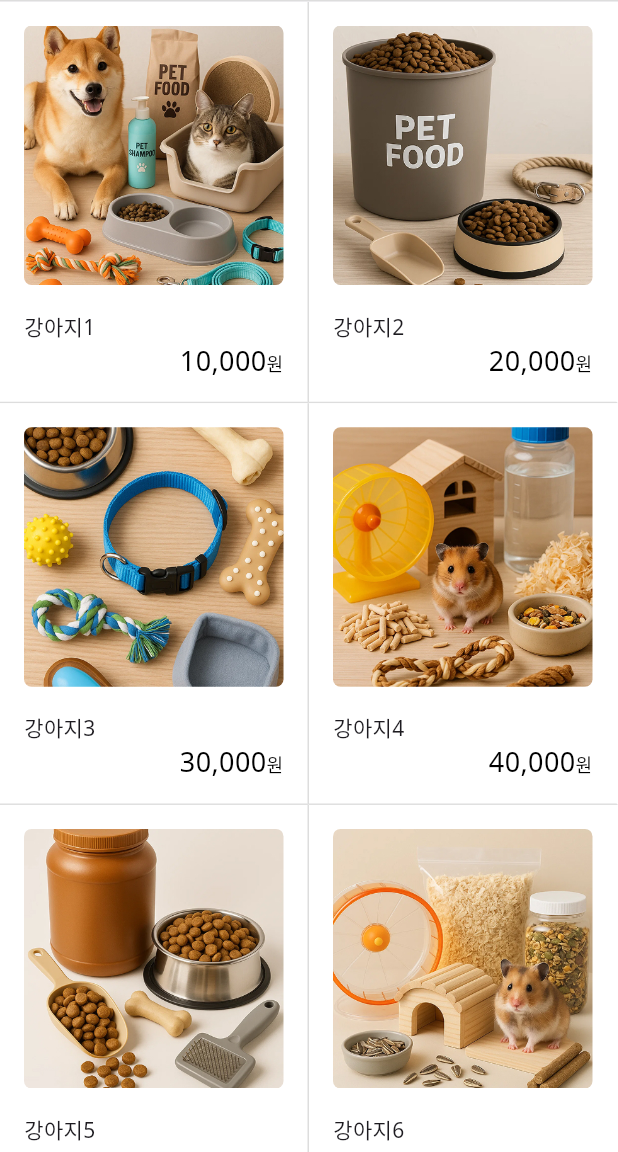
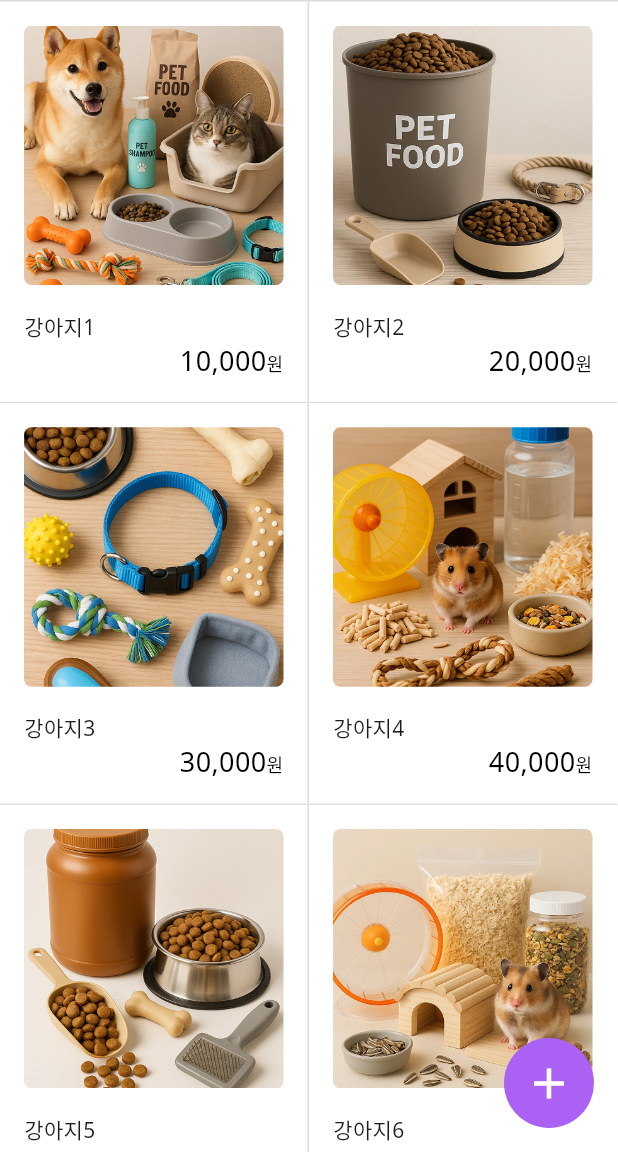
Before and after one commit to 1joGoodNight/flutter_dear_pet, a Flutter app: the screen it shows after launch, on a phone screen of 412 x 824 dp, the part 84-1236 px from its top. Run offline on Flutter 3.47's test engine with Material 3 defaults, Android fonts, the phone set to English and light mode, and no system bars; our stand-ins replace image_picker.

Commit message:
feat: add empty text component and floating action button

```diff
--- /dev/null
+++ b/lib/emptyText.dart
@@ -0,0 +1,8 @@
+import 'package:flutter/material.dart';
+
+Center emptyText() {
+  return Center(
+    //crossAxisAlignment: CrossAxisAlignment.center,
+    child: Text('상품이 없습니다.'),
+  );
+}
--- a/lib/list_page.dart
+++ b/lib/list_page.dart
@@ -2,8 +2,10 @@ import 'dart:convert';
 
 import 'package:flutter/material.dart';
 import 'package:flutter/services.dart';
+import 'package:flutter_dear_pet/addpage/goods_add_page.dart';
 import 'package:flutter_dear_pet/app_bar.dart';
 import 'package:flutter_dear_pet/detailpage/detail_page.dart';
+import 'package:flutter_dear_pet/emptyText.dart';
 import 'package:flutter_dear_pet/models/products.dart';
 import 'package:intl/intl.dart';
 
@@ -52,10 +54,7 @@ class _ListPageState extends State<ListPage> {
     return Scaffold(
       appBar: appBar(),
       body: goodsList.isEmpty
-          ? Center(
-              //crossAxisAlignment: CrossAxisAlignment.center,
-              child: Text('상품이 없습니다.'),
-            )
+          ? emptyText()
           : SafeArea(
               child: GridView.builder(
               gridDelegate: const SliverGridDelegateWithFixedCrossAxisCount(
@@ -85,6 +84,7 @@ class _ListPageState extends State<ListPage> {
                       Navigator.push(
                           context,
                           MaterialPageRoute(
+                              //상세 페이지로 이동
                               builder: (context) =>
                                   DetailPage(product: product)));
                     },
@@ -97,7 +97,7 @@ class _ListPageState extends State<ListPage> {
                               borderRadius:
                                   const BorderRadius.all(Radius.circular(5)),
                               child: Image.asset(
-                                product.imgpath,
+                                product.imgpath, //이미지경로
                                 // width: 174,
                                 // height: 174,
                                 fit: BoxFit.cover,
@@ -161,6 +161,31 @@ class _ListPageState extends State<ListPage> {
                 );
               },
             )),
+      floatingActionButton: addBtn(context),
     );
   }
 }
+
+GestureDetector addBtn(BuildContext context) {
+  return GestureDetector(
+    onTap: () {
+      Navigator.push(
+          context, MaterialPageRoute(builder: (_) => GoodsAddPage()));
+    },
+    child: Container(
+      height: 60,
+      width: 60,
+      decoration: BoxDecoration(
+        color: const Color(0xFFAA61F4),
+        shape: BoxShape.circle,
+      ),
+      child: Center(
+        child: Icon(
+          Icons.add,
+          color: Colors.white,
+          size: 34,
+        ),
+      ),
+    ),
+  );
+}
```
